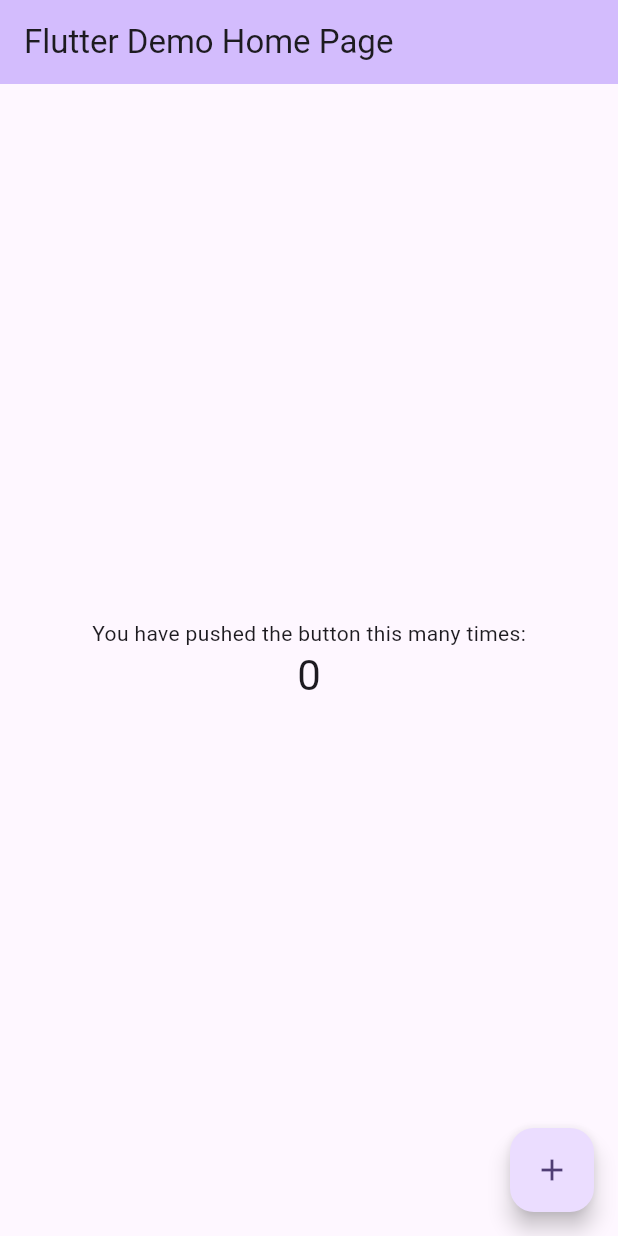
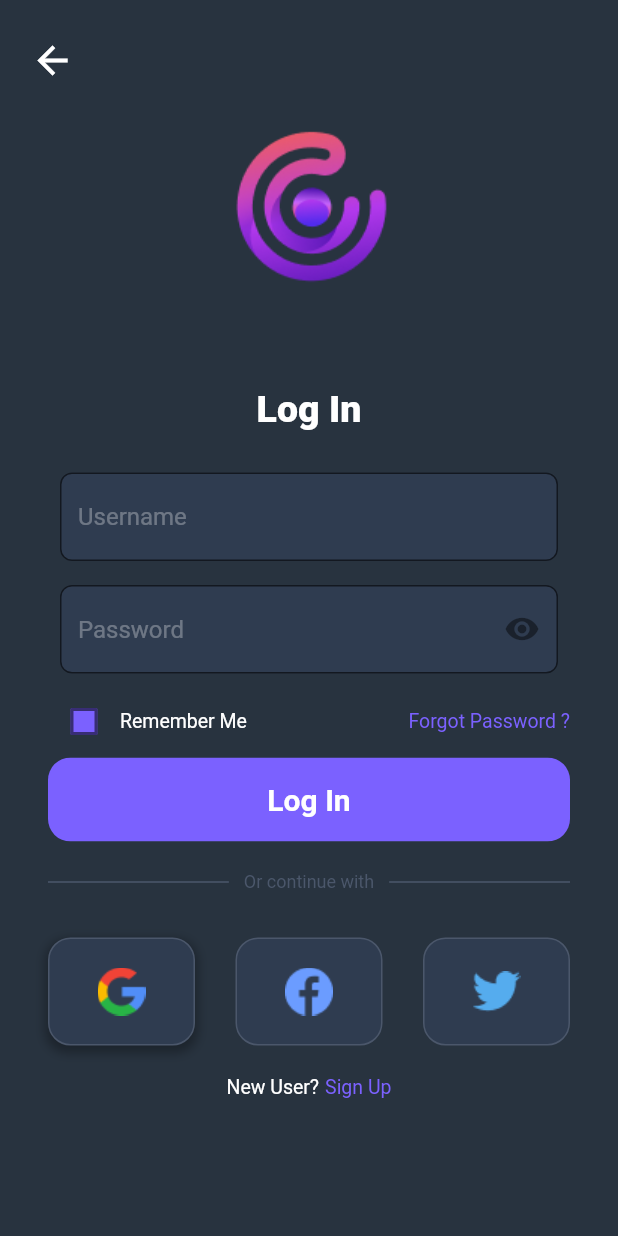
Before and after one commit to sudo-datluu/runfinity, a Flutter app: the screen it shows after launch, on a phone screen of 412 x 824 dp. Run offline on Flutter 3.47's test engine with Material 2 defaults, Android fonts, the phone set to English and light mode, and no system bars.

Commit message:
[UTS-21] ui login and signup page

```diff
--- a/lib/main.dart
+++ b/lib/main.dart
@@ -1,125 +1,25 @@
 import 'package:flutter/material.dart';
+import 'package:flutter/services.dart';
+import 'package:runfinity/screens/login.dart';
+// import 'package:runfinity/screens/signup.dart';
 
 void main() {
   runApp(const MyApp());
 }
 
 class MyApp extends StatelessWidget {
-  const MyApp({super.key});
+  const MyApp({Key? key}) : super(key: key);
 
   // This widget is the root of your application.
   @override
   Widget build(BuildContext context) {
-    return MaterialApp(
-      title: 'Flutter Demo',
-      theme: ThemeData(
-        // This is the theme of your application.
-        //
-        // TRY THIS: Try running your application with "flutter run". You'll see
-        // the application has a blue toolbar. Then, without quitting the app,
-        // try changing the seedColor in the colorScheme below to Colors.green
-        // and then invoke "hot reload" (save your changes or press the "hot
-        // reload" button in a Flutter-supported IDE, or press "r" if you used
-        // the command line to start the app).
-        //
-        // Notice that the counter didn't reset back to zero; the application
-        // state is not lost during the reload. To reset the state, use hot
-        // restart instead.
-        //
-        // This works for code too, not just values: Most code changes can be
-        // tested with just a hot reload.
-        colorScheme: ColorScheme.fromSeed(seedColor: Colors.deepPurple),
-        useMaterial3: true,
-      ),
-      home: const MyHomePage(title: 'Flutter Demo Home Page'),
+    SystemChrome.setSystemUIOverlayStyle(
+        const SystemUiOverlayStyle(statusBarColor: Colors.transparent));
+
+    return const MaterialApp(
+      debugShowCheckedModeBanner: false, //turn off default debug mode
+      title: 'App',
+      home: Login(),
     );
   }
 }
-
-class MyHomePage extends StatefulWidget {
-  const MyHomePage({super.key, required this.title});
-
-  // This widget is the home page of your application. It is stateful, meaning
-  // that it has a State object (defined below) that contains fields that affect
-  // how it looks.
-
-  // This class is the configuration for the state. It holds the values (in this
-  // case the title) provided by the parent (in this case the App widget) and
-  // used by the build method of the State. Fields in a Widget subclass are
-  // always marked "final".
-
-  final String title;
-
-  @override
-  State<MyHomePage> createState() => _MyHomePageState();
-}
-
-class _MyHomePageState extends State<MyHomePage> {
-  int _counter = 0;
-
-  void _incrementCounter() {
-    setState(() {
-      // This call to setState tells the Flutter framework that something has
-      // changed in this State, which causes it to rerun the build method below
-      // so that the display can reflect the updated values. If we changed
-      // _counter without calling setState(), then the build method would not be
-      // called again, and so nothing would appear to happen.
-      _counter++;
-    });
-  }
-
-  @override
-  Widget build(BuildContext context) {
-    // This method is rerun every time setState is called, for instance as done
-    // by the _incrementCounter method above.
-    //
-    // The Flutter framework has been optimized to make rerunning build methods
-    // fast, so that you can just rebuild anything that needs updating rather
-    // than having to individually change instances of widgets.
-    return Scaffold(
-      appBar: AppBar(
-        // TRY THIS: Try changing the color here to a specific color (to
-        // Colors.amber, perhaps?) and trigger a hot reload to see the AppBar
-        // change color while the other colors stay the same.
-        backgroundColor: Theme.of(context).colorScheme.inversePrimary,
-        // Here we take the value from the MyHomePage object that was created by
-        // the App.build method, and use it to set our appbar title.
-        title: Text(widget.title),
-      ),
-      body: Center(
-        // Center is a layout widget. It takes a single child and positions it
-        // in the middle of the parent.
-        child: Column(
-          // Column is also a layout widget. It takes a list of children and
-          // arranges them vertically. By default, it sizes itself to fit its
-          // children horizontally, and tries to be as tall as its parent.
-          //
-          // Column has various properties to control how it sizes itself and
-          // how it positions its children. Here we use mainAxisAlignment to
-          // center the children vertically; the main axis here is the vertical
-          // axis because Columns are vertical (the cross axis would be
-          // horizontal).
-          //
-          // TRY THIS: Invoke "debug painting" (choose the "Toggle Debug Paint"
-          // action in the IDE, or press "p" in the console), to see the
-          // wireframe for each widget.
-          mainAxisAlignment: MainAxisAlignment.center,
-          children: <Widget>[
-            const Text(
-              'You have pushed the button this many times:',
-            ),
-            Text(
-              '$_counter',
-              style: Theme.of(context).textTheme.headlineMedium,
-            ),
-          ],
-        ),
-      ),
-      floatingActionButton: FloatingActionButton(
-        onPressed: _incrementCounter,
-        tooltip: 'Increment',
-        child: const Icon(Icons.add),
-      ), // This trailing comma makes auto-formatting nicer for build methods.
-    );
-  }
-}
--- /dev/null
+++ b/lib/screens/login.dart
@@ -0,0 +1,142 @@
+import 'package:flutter/material.dart';
+import 'package:runfinity/styles/app_colors.dart';
+import 'package:runfinity/widgets/appText.dart';
+import 'package:runfinity/widgets/formValidation.dart';
+import 'package:runfinity/widgets/loginCheckBox.dart';
+import 'package:runfinity/widgets/loginInput.dart';
+import 'package:runfinity/widgets/loginPasswordInput.dart';
+import 'package:runfinity/widgets/otherLoginOptions.dart';
+
+class Login extends StatefulWidget {
+  const Login({super.key});
+
+  @override
+  State<Login> createState() => _LoginState();
+}
+
+class _LoginState extends State<Login> {
+  final _formKey = GlobalKey<FormState>();
+
+  final _usernameController = TextEditingController();
+  final _passwordController = TextEditingController();
+
+  final FormValidation _formValidation = FormValidation();
+
+  @override
+  Widget build(BuildContext context) {
+    return Scaffold(
+      body: Container(
+        color: AppColors.background ,
+        padding: const EdgeInsets.only(top: 25),
+        child: Column(
+          children: [
+            const Align(
+                alignment: Alignment.topLeft,
+                child: Padding(
+                  padding: EdgeInsets.only(left: 20),
+                  child: Icon(
+                    Icons.arrow_back,
+                    size: 30,
+                    color: Colors.white,
+                  ),
+                )),
+            Container(
+                padding: const EdgeInsets.only(left: 32, right: 32, top: 16),
+                child: Column(
+                  children: [
+                    Image.asset("images/login.png"),
+                    const SizedBox(height: 50),
+                    AppText(
+                      text: "Log In",
+                      size: 25,
+                      fontWeight: FontWeight.w800,
+                    ),
+                    const SizedBox(
+                      height: 20,
+                    ),
+                    Form(
+                        key: _formKey,
+                        child: Column(
+                          children: [
+                            LoginInput(
+                              inputController: _usernameController,
+                              hintText: "Username",
+                              validate: _formValidation.validateUserName,
+                            ),
+                            LoginPasswordInput(
+                              passwordController: _passwordController,
+                              hintText: "Password",
+                              validate: _formValidation.validatePassword,
+                            ),
+                            Row(
+                              mainAxisAlignment: MainAxisAlignment.spaceBetween,
+                              children: [
+                                Row(
+                                  children: [
+                                    const LoginCheckbox(),
+                                    AppText(text: 'Remember Me')
+                                  ],
+                                ),
+                                AppText(
+                                  text: 'Forgot Password ?',
+                                  color: AppColors.primary,
+                                )
+                              ],
+                            ),
+                            Column(
+                                crossAxisAlignment: CrossAxisAlignment.stretch,
+                                children: [
+                                  SizedBox(
+                                    height: 56,
+                                    child: ClipRRect(
+                                      borderRadius: BorderRadius.circular(15),
+                                      child: ElevatedButton(
+                                        style: ElevatedButton.styleFrom(
+                                          backgroundColor: AppColors.primary,
+                                          elevation: 0,
+                                        ),
+                                        onPressed: () {
+                                          final isValidForm = _formKey.currentState!.validate();
+                                          if (isValidForm) {
+
+                                          }
+                                        },
+                                        child: AppText(
+                                          text: "Log In",
+                                          size: 20,
+                                          fontWeight: FontWeight.w700,
+                                        ),
+                                      ),
+                                    ),
+                                  ),
+                                ]),
+                          ],
+                        )),
+                    const SizedBox(
+                      height: 20,
+                    ),
+                    const OtherLoginOptions(),
+                    const SizedBox(
+                      height: 20,
+                    ),
+                    Row(
+                      mainAxisAlignment: MainAxisAlignment.center,
+                      children: [
+                        AppText(text: 'New User?'),
+                        const SizedBox(
+                          width: 4,
+                        ),
+                        AppText(
+                          text: 'Sign Up',
+                          color: AppColors.primary,
+                        )
+                      ],
+                    )
+                  ],
+                )),
+          ],
+        ),
+      ),
+    );
+  }
+}
--- a/lib/styles/app_colors.dart
+++ b/lib/styles/app_colors.dart
@@ -7,6 +7,8 @@ class AppColors {
   static const primaryDark = Color(0xff3a3dcf);
   static const primaryDarker = Color(0xff3033ad);
   static const primaryContrast = Color(0xffffffff);
+
+  static const background = Color.fromRGBO(40, 51, 63, 1);
 
   static const secondary = Color(0xfff14985);
   static const text = Color(0xff121826);
--- /dev/null
+++ b/lib/widgets/appText.dart
@@ -0,0 +1,28 @@
+import 'package:flutter/material.dart';
+
+// ignore: must_be_immutable
+class AppText extends StatelessWidget {
+  double size;
+  final String text;
+  final Color color;
+  final FontWeight fontWeight;
+
+  AppText(
+      {required this.text,
+      this.size = 13,
+      this.color = Colors.white,
+      this.fontWeight = FontWeight.normal,
+      super.key});
+
+  @override
+  Widget build(BuildContext context) {
+    return Text(
+      text,
+      style: TextStyle(
+        color: color,
+        fontSize: size,
+        fontWeight: fontWeight
+      ),
+    );
+  }
+}
--- /dev/null
+++ b/lib/widgets/loginCheckBox.dart
@@ -0,0 +1,43 @@
+import 'package:flutter/material.dart';
+import 'package:runfinity/styles/app_colors.dart';
+
+class LoginCheckbox extends StatefulWidget {
+  const LoginCheckbox({super.key});
+
+  @override
+  State<LoginCheckbox> createState() => _LoginCheckboxState();
+}
+
+class _LoginCheckboxState extends State<LoginCheckbox> {
+  bool isChecked = false;
+
+  @override
+  Widget build(BuildContext context) {
+    Color getColor(Set<MaterialState> states) {
+      const Set<MaterialState> interactiveStates = <MaterialState>{
+        MaterialState.pressed,
+        MaterialState.hovered,
+        MaterialState.focused,
+      };
+      if (states.any(interactiveStates.contains)) {
+        return Colors.blue;
+      }
+      return AppColors.primary;
+    }
+
+    return Container(
+      padding: const EdgeInsets.all(0),
+      margin: const EdgeInsets.all(0),
+      color: AppColors.background,
+      child: Checkbox(
+        fillColor: MaterialStateProperty.resolveWith(getColor),
+        value: isChecked,
+        onChanged: (bool? value) {
+          setState(() {
+            isChecked = value!;
+          });
+        },
+      ),
+    );
+  }
+}
--- /dev/null
+++ b/lib/widgets/loginInput.dart
@@ -0,0 +1,38 @@
+import 'package:flutter/material.dart';
+
+// ignore: must_be_immutable
+class LoginInput extends StatelessWidget {
+  bool? hidePassword;
+  final String hintText;
+  final TextEditingController inputController;
+  final String? Function(String?)? validate;
+
+  LoginInput(
+      {super.key,
+      required this.inputController,
+      this.hidePassword,
+      required this.hintText,
+      this.validate});
+
+  @override
+  Widget build(BuildContext context) {
+    return Padding(
+        padding: const EdgeInsets.all(8.0),
+        child: TextFormField(
+          controller: inputController,
+          style: const TextStyle(color: Colors.white),
+          decoration: InputDecoration(
+            filled: true,
+            fillColor: const Color.fromRGBO(47, 60, 80, 1),
+            border: OutlineInputBorder(
+              borderSide:
+                  const BorderSide(color: Color.fromRGBO(123, 97, 255, 1)),
+              borderRadius: BorderRadius.circular(8),
+            ),
+            hintStyle: TextStyle(color: Colors.white.withOpacity(0.3)),
+            hintText: hintText,
+          ),
+          validator: validate,
+        ));
+  }
+}
--- /dev/null
+++ b/lib/widgets/loginPasswordInput.dart
@@ -0,0 +1,55 @@
+import 'package:flutter/material.dart';
+
+class LoginPasswordInput extends StatefulWidget {
+  final String hintText;
+  final TextEditingController passwordController;
+  final String? Function(String?)? validate;
+
+  const LoginPasswordInput(
+      {super.key,
+      required this.passwordController,
+      required this.hintText,
+      this.validate});
+
+  @override
+  State<LoginPasswordInput> createState() => _LoginPasswordInputState();
+}
+
+class _LoginPasswordInputState extends State<LoginPasswordInput> {
+  bool _hidePassword = true;
+
+  @override
+  Widget build(BuildContext context) {
+    return Padding(
+      padding: const EdgeInsets.all(8.0),
+      child: TextFormField(
+        controller: widget.passwordController,
+        obscureText: _hidePassword ? true : false,
+        style: const TextStyle(color: Colors.white),
+        decoration: InputDecoration(
+          filled: true,
+          fillColor: const Color.fromRGBO(47, 60, 80, 1),
+          border: OutlineInputBorder(
+            borderSide:
+                const BorderSide(color: Color.fromRGBO(123, 97, 255, 1)),
+            borderRadius: BorderRadius.circular(8),
+          ),
+          hintText: widget.hintText,
+          hintStyle: TextStyle(color: Colors.white.withOpacity(0.3)),
+          suffixIcon: _hidePassword
+              ? GestureDetector(
+                  onTap: () => setState(() {
+                        _hidePassword = false;
+                      }),
+                  child: const Icon(Icons.visibility))
+              : GestureDetector(
+                  onTap: () => setState(() {
+                        _hidePassword = true;
+                      }),
+                  child: const Icon(Icons.visibility_off)),
+        ),
+        validator: (value) => widget.validate!(value), //value parameter represents the user input entered into the text field that is being validated.
+      ),
+    );
+  }
+}
--- /dev/null
+++ b/lib/widgets/otherLoginOptions.dart
@@ -0,0 +1,87 @@
+import 'package:flutter/material.dart';
+import 'package:runfinity/widgets/appText.dart';
+
+class OtherLoginOptions extends StatelessWidget {
+  const OtherLoginOptions({super.key});
+
+  @override
+  Widget build(BuildContext context) {
+    return Column(
+      children: [
+        Row(
+          mainAxisAlignment: MainAxisAlignment.spaceBetween,
+          children: [
+            Expanded(
+              child: Container(
+                color: const Color.fromRGBO(75, 87, 107, 1),
+                height: 1,
+                width: 30,
+              ),
+            ),
+            Padding(
+              padding: const EdgeInsets.symmetric(horizontal: 10),
+              child: AppText(
+                text: 'Or continue with',
+                size: 12,
+                color: const Color.fromRGBO(75, 87, 107, 1),
+              ),
+            ),
+            Expanded(
+              child: Container(
+                color: const Color.fromRGBO(75, 87, 107, 1),
+                height: 1,
+                width: 30,
+              ),
+            ),
+          ],
+        ),
+        const SizedBox(
+          height: 30,
+        ),
+        Row(
+          mainAxisAlignment: MainAxisAlignment.spaceBetween,
+          children: [
+            Container(
+              width: 98,
+              height: 72,
+              decoration: BoxDecoration(
+                color: const Color.fromRGBO(47, 60, 80, 1),
+                borderRadius: BorderRadius.circular(15),
+                border: Border.all(color: const Color.fromRGBO(75, 87, 107, 1)),
+                boxShadow: [
+                  BoxShadow(
+                    color: Colors.black.withOpacity(0.3),
+                    spreadRadius: 2,
+                    blurRadius: 5,
+                    offset: const Offset(0, 3),
+                  ),
+                ],
+              ),
+              child: Center(child: Image.asset('images/google.png')),
+            ),
+            Container(
+              width: 98,
+              height: 72,
+              decoration: BoxDecoration(
+                  color: const Color.fromRGBO(47, 60, 80, 1),
+                  borderRadius: BorderRadius.circular(15),
+                  border:
+                      Border.all(color: const Color.fromRGBO(75, 87, 107, 1))),
+              child: Center(child: Image.asset('images/facebook.png')),
+            ),
+            Container(
+              width: 98,
+              height: 72,
+              decoration: BoxDecoration(
+                  color: const Color.fromRGBO(47, 60, 80, 1),
+                  borderRadius: BorderRadius.circular(15),
+                  border:
+                      Border.all(color: const Color.fromRGBO(75, 87, 107, 1))),
+              child: Center(child: Image.asset('images/twitter.png')),
+            )
+          ],
+        ),
+      ],
+    );
+  }
+}
--- a/pubspec.yaml
+++ b/pubspec.yaml
@@ -59,9 +59,8 @@ flutter:
   uses-material-design: true
 
   # To add assets to your application, add an assets section, like this:
-  # assets:
-  #   - images/a_dot_burr.jpeg
-  #   - images/a_dot_ham.jpeg
+  assets:
+    - images/
 
   # An image asset can refer to one or more resolution-specific "variants", see
   # https://flutter.dev/assets-and-images/#resolution-aware
```
Also changed, not shown: lib/screens/signup.dart (added, +152 -0 lines), lib/widgets/formValidation.dart (added, +67 -0 lines), images/facebook.png (added), images/google.png (added), images/home.png (added), images/login.png (added), images/twitter.png (added).
